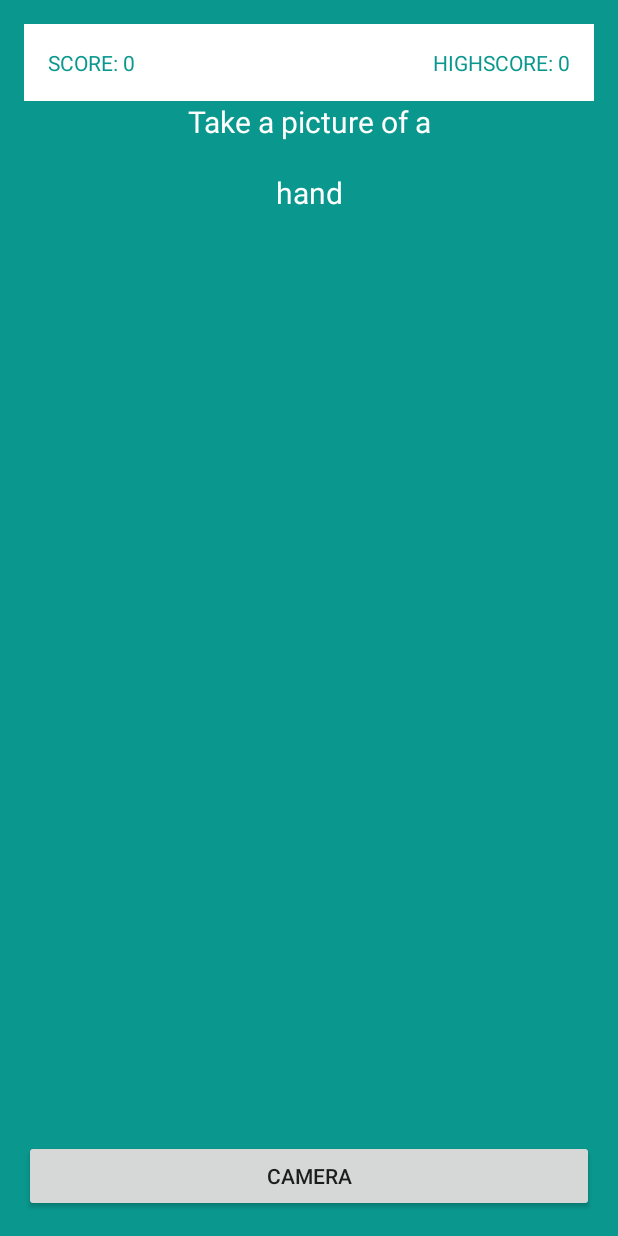
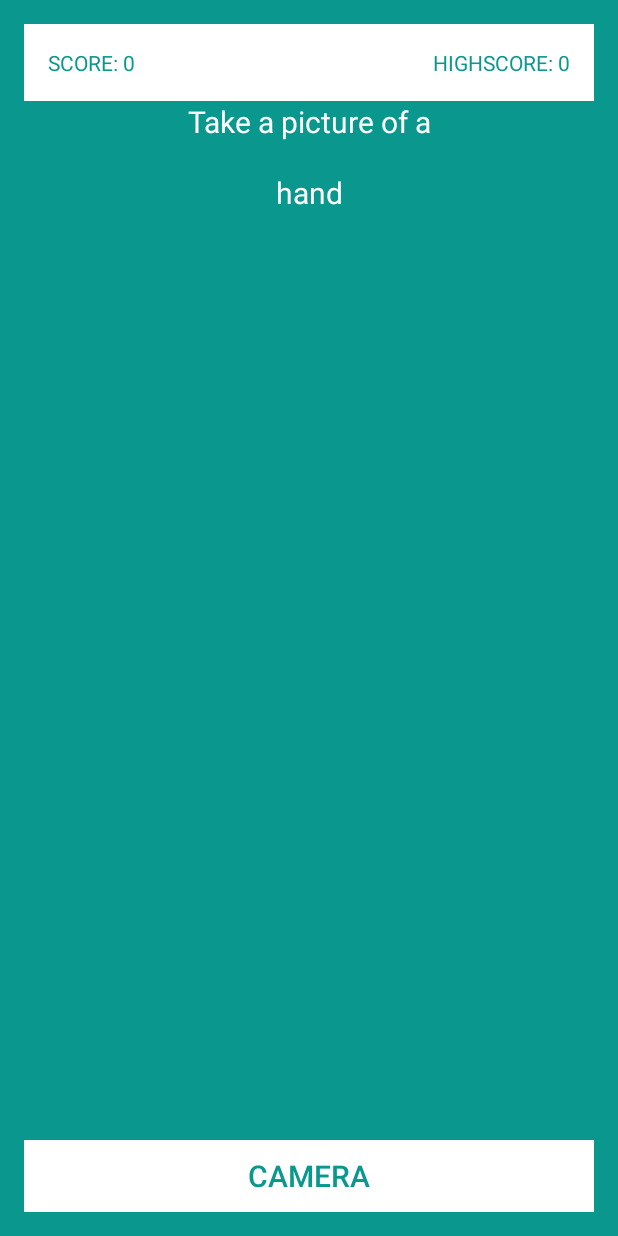
Before and after one commit to kevinw123/Educator-Android, an Android app: the ImaggaActivity screen opened directly, with no data from a screen before it, on a phone screen of 412 x 824 dp. Run offline under Robolectric (Android 15) with nearby library versions, the phone set to English and light mode, and no system bars.

Commit message:
Renaming clarifai to imagga. Editing UI for ImaggaActivity

```diff
--- a/app/src/main/res/layout/activity_imagga.xml
+++ b/app/src/main/res/layout/activity_imagga.xml
@@ -69,8 +69,10 @@
         android:layout_height="wrap_content"
         android:text="Camera"
         android:id="@+id/cameraButton"
-        android:layout_alignParentBottom="true"
-        />
+        android:textSize="@dimen/lastGameButtonText_size"
+        android:textColor="@color/colorLastGame"
+        android:background="@color/colorText"
+        android:layout_alignParentBottom="true" />
 
 
 </RelativeLayout>
```
Also changed, not shown: app/src/main/java/com/group25/proj2/LastGameActivity.java (+3 -5 lines), app/src/main/res/layout/activity_last_game.xml (+4 -4 lines), app/src/main/res/drawable/imaggabutton.xml (renamed from app/src/main/res/drawable/clarifaibutton.xml).
